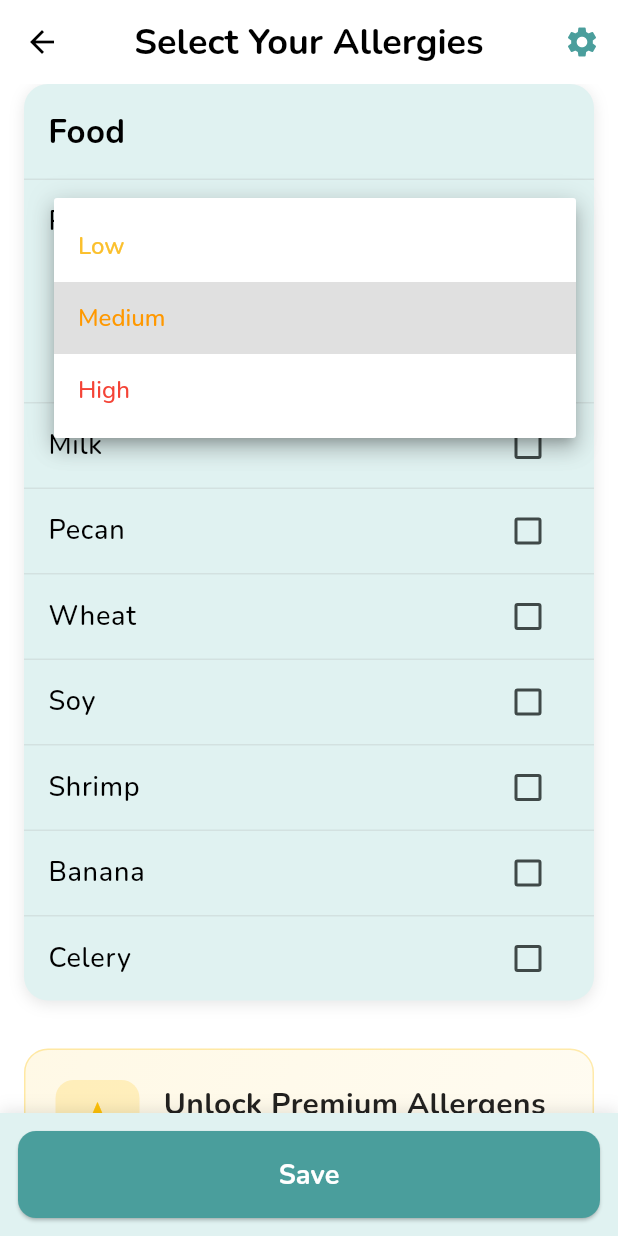
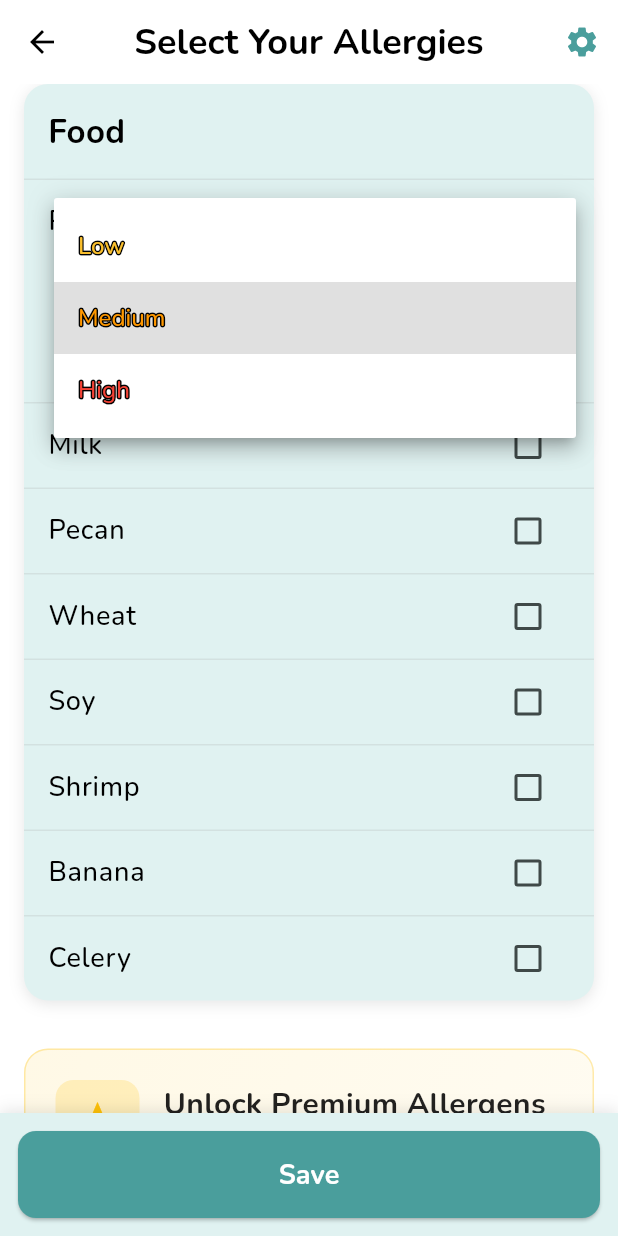
Before and after one commit to myallergybuddy/my-allergy-buddy, a Flutter app: the AllergySelectionScreen screen opened directly, after a tap on "Peanuts", after a tap on "Medium", on a phone screen of 412 x 824 dp. Run offline on Flutter 3.47's test engine with Material 3 defaults, Android fonts, the phone set to English and light mode, and no system bars; our stand-ins replace firebase_analytics, firebase_core, firebase_crashlytics, firebase_messaging, flutter_local_notifications, flutter_lucide and 7 more; missing offline and left inert: encrypt, google_mlkit_text_recognition, mobile_scanner, purchases_flutter; accounts and stored records are empty.

Commit message:
Outline Low/Medium/High severity labels in black on the allergies screens.
Co-authored-by: Cursor <cursoragent@cursor.com>

```diff
--- a/lib/allergy_selection_screen.dart
+++ b/lib/allergy_selection_screen.dart
@@ -731,30 +731,27 @@ class _AllergySelectionScreenState extends State<AllergySelectionScreen> {
                                                 color: Colors.black,
                                                 fontSize: 16,
                                               ),
-                                              items: ['Low', 'Medium', 'High'].map((severity) {
-                                                Color severityColor;
-                                                switch (severity) {
-                                                  case 'Low':
-                                                        severityColor = Colors.yellow[700]!;
-                                                    break;
-                                                  case 'Medium':
-                                                    severityColor = Colors.orange;
-                                                    break;
-                                                  case 'High':
-                                                    severityColor = Colors.red;
-                                                    break;
-                                                  default:
-                                                    severityColor = Colors.grey;
-                                                }
-                                                return DropdownMenuItem(
-                                                  value: severity,
-                                                  child: Text(
-                                                    severity,
-                                                    style: GoogleFonts.nunito(
-                                                      color: severityColor,
+                                              selectedItemBuilder: (context) {
+                                                return ['Low', 'Medium', 'High'].map((severity) {
+                                                  return Align(
+                                                    alignment: Alignment.centerLeft,
+                                                    child: _outlinedSeverityText(
+                                                      severity,
+                                                      fillColor: _severityColor(severity),
                                                       fontSize: 16,
                                                       fontWeight: FontWeight.w500,
                                                     ),
+                                                  );
+                                                }).toList();
+                                              },
+                                              items: ['Low', 'Medium', 'High'].map((severity) {
+                                                return DropdownMenuItem(
+                                                  value: severity,
+                                                  child: _outlinedSeverityText(
+                                                    severity,
+                                                    fillColor: _severityColor(severity),
+                                                    fontSize: 16,
+                                                    fontWeight: FontWeight.w500,
                                                   ),
                                                 );
                                               }).toList(),
@@ -1006,6 +1003,48 @@ class _AllergySelectionScreenState extends State<AllergySelectionScreen> {
     );
   }
 
+  Color _severityColor(String severity) {
+    switch (severity) {
+      case 'Low':
+        return Colors.yellow[700]!;
+      case 'Medium':
+        return Colors.orange;
+      case 'High':
+        return Colors.red;
+      default:
+        return Colors.grey;
+    }
+  }
+
+  Widget _outlinedSeverityText(
+    String text, {
+    required Color fillColor,
+    required double fontSize,
+    required FontWeight fontWeight,
+  }) {
+    final baseStyle = GoogleFonts.nunito(
+      fontSize: fontSize,
+      fontWeight: fontWeight,
+    );
+    return Stack(
+      children: [
+        Text(
+          text,
+          style: baseStyle.copyWith(
+            foreground: Paint()
+              ..style = PaintingStyle.stroke
+              ..strokeWidth = 2
+              ..color = Colors.black,
+          ),
+        ),
+        Text(
+          text,
+          style: baseStyle.copyWith(color: fillColor),
+        ),
+      ],
+    );
+  }
+
   Future<void> _removeFromSavedAllergies(String allergenName) async {
     try {
       final prefs = await SharedPreferences.getInstance();
```
Also changed, not shown: lib/my_allergies_screen.dart (+33 -6 lines).
